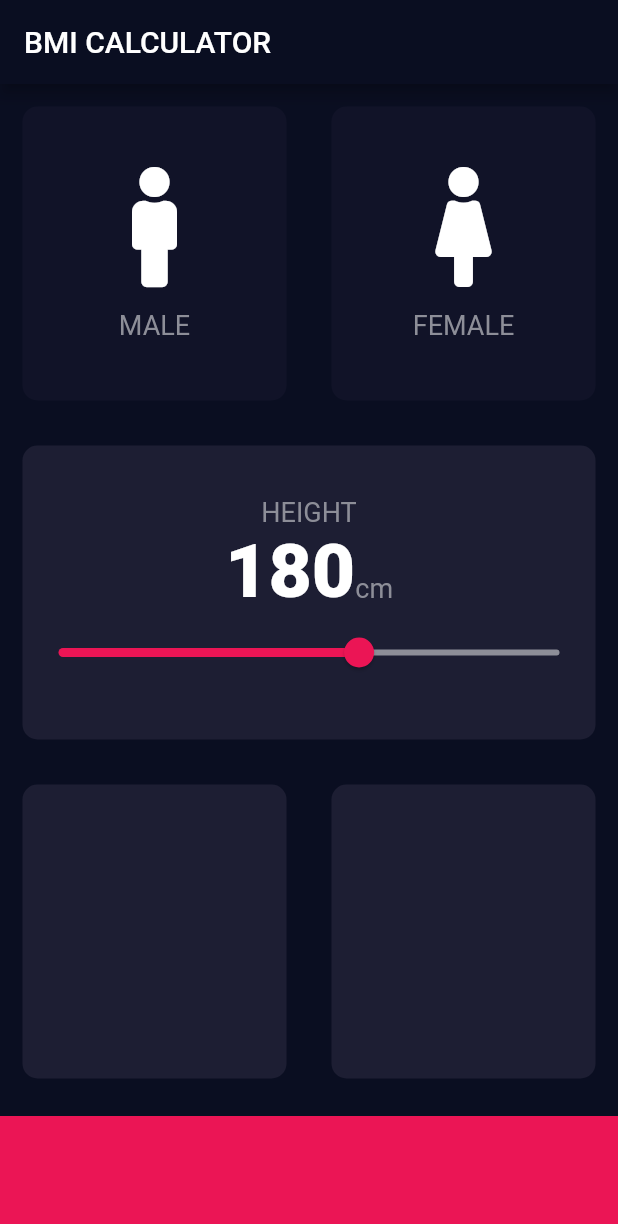
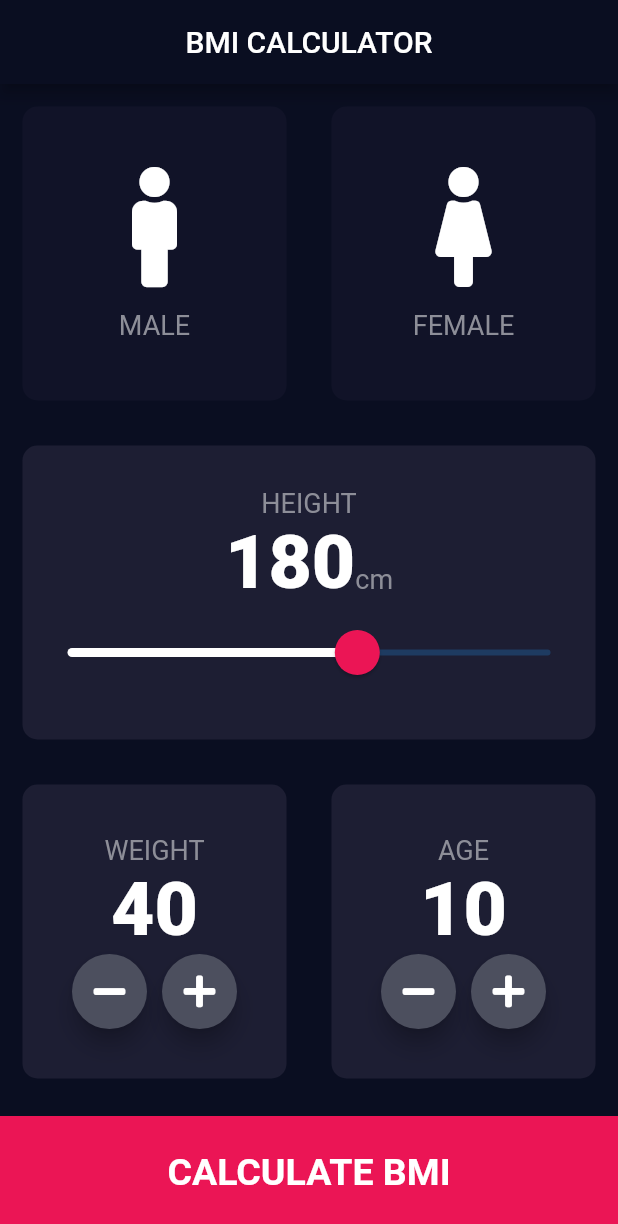
Before and after one commit to forkanju/BMICalculator-Flutter, a Flutter app: the screen it shows after launch, on a phone screen of 412 x 824 dp. Shown: the top 1224 px of the screen. Run offline on Flutter 3.47's test engine with Material 2 defaults, Android fonts, the phone set to English and light mode, and no system bars; our stand-ins replace font_awesome_flutter.

Commit message:
final commit

```diff
--- /dev/null
+++ b/lib/calculate_brain.dart
@@ -0,0 +1,37 @@
+import 'dart:math';
+
+class CalculatorBrain {
+  CalculatorBrain({this.height, this.weight});
+
+  final int height;
+  final int weight;
+
+  double _bmi;
+
+  String calculateBMI() {
+     _bmi = weight / pow(height / 100,
+        2); //height input in cm. by deviding 100 transfer into meter.
+    return _bmi.toStringAsFixed(1);
+  }
+
+  String getResult() {
+    if (_bmi >= 25) {
+      return 'Overweight';
+    } else if (_bmi > 18.5) {
+      return 'Normal';
+    } else {
+      return 'Underweight';
+    }
+  }
+
+
+String getInterpretation(){
+  if (_bmi >= 25) {
+    return 'You have a higher than normal body weight. Try to exercise more.';
+  } else if (_bmi > 18.5) {
+    return 'You have a normal body weight. Good job!';
+  } else {
+    return 'You have a lower than normal body weight. You can eat a bit more.';
+  }
+}
+}
--- /dev/null
+++ b/lib/components/bottom_button.dart
@@ -0,0 +1,29 @@
+import 'package:flutter/material.dart';
+import '../constants.dart';
+
+class BottomButton extends StatelessWidget {
+  BottomButton({@required this.onTap, @required this.buttonTitle});
+
+  final Function onTap;
+  final String buttonTitle;
+
+  @override
+  Widget build(BuildContext context) {
+    return GestureDetector(
+      onTap: onTap,
+      child: Container(
+        child: Center(
+            child: Text(
+          buttonTitle,
+          style: kLeargeButtonTextStyle,
+        )),
+        color: kBottomContainerColor,
+        margin: EdgeInsets.only(top: 10.0),
+        padding: EdgeInsets.only(bottom: 5.0),
+        width: double.infinity,
+        height:
+            kBottomContainerHeight, //declared a const variable top of the class
+      ),
+    );
+  }
+}
--- a/lib/icon_content.dart
+++ b/lib/components/icon_content.dart
@@ -1,5 +1,5 @@
 import 'package:flutter/material.dart';
-import 'constants.dart';
+import 'package:bmi_calculator_flutter/constants.dart';
 
 
 class IconContent extends StatelessWidget {
--- /dev/null
+++ b/lib/components/round_icon_button.dart
@@ -0,0 +1,20 @@
+import 'package:flutter/material.dart';
+
+class RoundIconButton extends StatelessWidget {
+  RoundIconButton({@required this.icon, @required this.onPressed});
+
+  final IconData icon;
+  final Function onPressed;
+
+  @override
+  Widget build(BuildContext context) {
+    return RawMaterialButton(
+      child: Icon(icon),
+      onPressed: onPressed,
+      elevation: 6.0,
+      constraints: BoxConstraints.tightFor(width: 50.0, height: 50.0),
+      shape: CircleBorder(),
+      fillColor: Color(0xFF4C4F5E),
+    );
+  }
+}
--- a/lib/constants.dart
+++ b/lib/constants.dart
@@ -1,3 +1,4 @@
+import 'package:flutter/cupertino.dart';
 import 'package:flutter/material.dart';
 
 const kBottomContainerHeight = 80.0;
@@ -10,5 +11,29 @@ const kLabelTextStyle = TextStyle(
   color: Color(0xFF8D8E98),
 );
 
-const kNumberTextStyle = TextStyle(
-    fontSize: 50.0, fontWeight: FontWeight.w900);
+const kNumberTextStyle = TextStyle(fontSize: 50.0, fontWeight: FontWeight.w900);
+
+const kLeargeButtonTextStyle = TextStyle(
+  fontSize: 25.0,
+  fontWeight: FontWeight.bold,
+);
+
+const kTitleTextStyle = TextStyle(
+  fontSize: 40.0,
+  fontWeight: FontWeight.bold,
+);
+
+const kResultTextStyle = TextStyle(
+  color: Color(0xFF24D876),
+  fontSize: 22.0,
+  fontWeight: FontWeight.bold
+);
+
+const kBMITextStyle = TextStyle(
+  fontSize: 100.0,
+  fontWeight: FontWeight.bold
+);
+
+const kBodyTextStyle = TextStyle(
+  fontSize: 22.0
+);
--- a/lib/input_page.dart
+++ /dev/null
@@ -1,156 +0,0 @@
-import 'reusable_card.dart';
-import 'package:flutter/material.dart';
-import 'package:font_awesome_flutter/font_awesome_flutter.dart';
-import 'icon_content.dart';
-import 'constants.dart';
-
-enum Gender {
-  male,
-  female,
-}
-
-class InputPage extends StatefulWidget {
-  @override
-  _InputPageState createState() => _InputPageState();
-}
-
-class _InputPageState extends State<InputPage> {
-  Gender selectedGender;
-  int height = 180;
-
-  //ALL OF CODE HERE COMMENTED OUT BECAUSE ON TAP FUNCTION HAS USED TERNARY OPERATOR INSTEAD IF/ELSE STATEMENT
-  // Color maleCardColor = inactiveCardColor;
-  // Color femaleCardColor = inactiveCardColor;
-
-  // void updateColor(Gender selectedGender) {
-  //   //male card pressed
-  //   if (selectedGender == Gender.male) {
-  //     if (maleCardColor == inactiveCardColor) {
-  //       maleCardColor = activeCardColor;
-  //       femaleCardColor = inactiveCardColor;
-  //     } else {
-  //       maleCardColor = inactiveCardColor;
-  //     }
-  //   }
-  //   //female card pressed
-  //   if (selectedGender == Gender.female){
-  //     if (femaleCardColor == inactiveCardColor) {
-  //       femaleCardColor = activeCardColor;
-  //       maleCardColor = inactiveCardColor;
-  //     } else {
-  //       femaleCardColor = inactiveCardColor;
-  //     }
-  //   }
-  // }
-
-  @override
-  Widget build(BuildContext context) {
-    return Scaffold(
-        appBar: AppBar(
-          title: Text('BMI CALCULATOR'),
-        ),
-        body: Column(
-          crossAxisAlignment: CrossAxisAlignment.stretch,
-          children: <Widget>[
-            Expanded(
-                child: Row(
-              children: <Widget>[
-                Expanded(
-                  child: ReusableCard(
-                    onPress: () {
-                      setState(() {
-                        selectedGender = Gender.male;
-                      });
-                    },
-                    mColor: selectedGender == Gender.male
-                        ? kActiveCardColor
-                        : kInactiveCardColor,
-                    cardChild: IconContent(
-                      icon: FontAwesomeIcons.male,
-                      label: 'MALE',
-                    ),
-                  ),
-                ),
-                Expanded(
-                  child: ReusableCard(
-                    onPress: () {
-                      setState(() {
-                        selectedGender = Gender.female;
-                      });
-                    },
-                    mColor: selectedGender == Gender.female
-                        ? kActiveCardColor
-                        : kInactiveCardColor,
-                    cardChild: IconContent(
-                      icon: FontAwesomeIcons.female,
-                      label: 'FEMALE',
-                    ),
-                  ),
-                ),
-              ],
-            )),
-            Expanded(
-              child: ReusableCard(
-                mColor: kActiveCardColor,
-                cardChild: Column(
-                  mainAxisAlignment: MainAxisAlignment.center,
-                  children: <Widget>[
-                    Text(
-                      'HEIGHT',
-                      style: kLabelTextStyle,
-                    ),
-                    Row(
-                      mainAxisAlignment: MainAxisAlignment.center,
-                      crossAxisAlignment: CrossAxisAlignment.baseline,
-                      textBaseline: TextBaseline.alphabetic,
-                      children: <Widget>[
-                        Text(height.toString(), style: kNumberTextStyle),
-                        Text(
-                          'cm',
-                          style: kLabelTextStyle,
-                        )
-                      ],
-                    ),
-                    Slider(
-                      value: height.toDouble(),
-                      min: 120.0,
-                      max: 220.0,
-                      activeColor: Color(0xFFEB1555),
-                      inactiveColor: Color(0xFF8D8E98),
-                      onChanged: (double newValue){
-                        setState(() {
-                          height = newValue.round();
-                        });
-
-                      },
-                    )
-                  ],
-                ),
-              ),
-            ),
-            Expanded(
-                child: Row(
-              children: <Widget>[
-                Expanded(
-                  child: ReusableCard(
-                    mColor: kActiveCardColor,
-                  ),
-                ),
-                Expanded(
-                  child: ReusableCard(
-                    mColor: kActiveCardColor,
-                  ),
-                ),
-              ],
-            )),
-            Container(
-              color: kBottomContainerColor,
-              margin: EdgeInsets.only(top: 10.0),
-              width: double.infinity,
-              height:
-                  kBottomContainerHeight, //declared a const variable top of the class
-            )
-          ],
-        ));
-  }
-}
--- a/lib/main.dart
+++ b/lib/main.dart
@@ -1,5 +1,5 @@
 import 'package:flutter/material.dart';
-import 'package:bmi_calculator_flutter/input_page.dart';
+import 'file:///F:/Flutter_Udemy/bmi_calculator_flutter/lib/screens/input_page.dart';
 
 void main() => runApp(BMICalculator());
 
@@ -8,6 +8,13 @@ class BMICalculator extends StatelessWidget {
   Widget build(BuildContext context) {
     return MaterialApp(
       theme: ThemeData.dark().copyWith(
+        sliderTheme: SliderTheme.of(context).copyWith(
+            activeTrackColor: Colors.white,
+            thumbColor: Color(0xFFEB1555),
+            overlayColor: Color(0x29EB1555),
+            thumbShape: RoundSliderThumbShape(enabledThumbRadius: 15.0),
+            overlayShape: RoundSliderOverlayShape(overlayRadius: 30.0)
+        ),
         primaryColor: Color(0XFF0A0E21),
         scaffoldBackgroundColor: Color(0XFF0A0E21),
       ),
--- /dev/null
+++ b/lib/screens/input_page.dart
@@ -0,0 +1,231 @@
+import 'package:bmi_calculator_flutter/screens/results_page.dart';
+import 'package:flutter/material.dart';
+import 'package:font_awesome_flutter/font_awesome_flutter.dart';
+
+import '../constants.dart';
+import 'package:bmi_calculator_flutter/components/icon_content.dart';
+import 'package:bmi_calculator_flutter/components/reusable_card.dart';
+import 'package:bmi_calculator_flutter/components/bottom_button.dart';
+import 'package:bmi_calculator_flutter/components/round_icon_button.dart';
+import 'package:bmi_calculator_flutter/calculate_brain.dart';
+
+
+enum Gender {
+  male,
+  female,
+}
+
+class InputPage extends StatefulWidget {
+  @override
+  _InputPageState createState() => _InputPageState();
+}
+
+class _InputPageState extends State<InputPage> {
+  Gender selectedGender;
+  int height = 180;
+  int weight = 40;
+  int age = 10;
+
+  @override
+  Widget build(BuildContext context) {
+    return Scaffold(
+        appBar: AppBar(
+          title: Center(child: Text('BMI CALCULATOR')),
+        ),
+        body: Column(
+          crossAxisAlignment: CrossAxisAlignment.stretch,
+          children: <Widget>[
+            Expanded(
+                child: Row(
+              children: <Widget>[
+                Expanded(
+                  child: ReusableCard(
+                    onPress: () {
+                      setState(() {
+                        selectedGender = Gender.male;
+                      });
+                    },
+                    mColor: selectedGender == Gender.male
+                        ? kActiveCardColor
+                        : kInactiveCardColor,
+                    cardChild: IconContent(
+                      icon: FontAwesomeIcons.male,
+                      label: 'MALE',
+                    ),
+                  ),
+                ),
+                Expanded(
+                  child: ReusableCard(
+                    onPress: () {
+                      setState(() {
+                        selectedGender = Gender.female;
+                      });
+                    },
+                    mColor: selectedGender == Gender.female
+                        ? kActiveCardColor
+                        : kInactiveCardColor,
+                    cardChild: IconContent(
+                      icon: FontAwesomeIcons.female,
+                      label: 'FEMALE',
+                    ),
+                  ),
+                ),
+              ],
+            )),
+            Expanded(
+              child: ReusableCard(
+                mColor: kActiveCardColor,
+                cardChild: Column(
+                  mainAxisAlignment: MainAxisAlignment.center,
+                  children: <Widget>[
+                    Text(
+                      'HEIGHT',
+                      style: kLabelTextStyle,
+                    ),
+                    Row(
+                      mainAxisAlignment: MainAxisAlignment.center,
+                      crossAxisAlignment: CrossAxisAlignment.baseline,
+                      textBaseline: TextBaseline.alphabetic,
+                      children: <Widget>[
+                        Text(height.toString(), style: kNumberTextStyle),
+                        Text(
+                          'cm',
+                          style: kLabelTextStyle,
+                        )
+                      ],
+                    ),
+                    SliderTheme(
+                      data: SliderTheme.of(context).copyWith(
+                          inactiveTickMarkColor: Color(0xFF8D8E98),
+                          activeTrackColor: Colors.white,
+                          thumbColor: Color(0xFFEB1555),
+                          overlayColor: Color(0x29EB1555),
+                          thumbShape:
+                              RoundSliderThumbShape(enabledThumbRadius: 15.0),
+                          overlayShape:
+                              RoundSliderOverlayShape(overlayRadius: 30.0)),
+                      child: Slider(
+                        value: height.toDouble(),
+                        min: 120.0,
+                        max: 220.0,
+                        onChanged: (double newValue) {
+                          setState(() {
+                            height = newValue.round();
+                          });
+                        },
+                      ),
+                    )
+                  ],
+                ),
+              ),
+            ),
+            Expanded(
+                child: Row(
+              children: <Widget>[
+                Expanded(
+                  child: ReusableCard(
+                    mColor: kActiveCardColor,
+                    cardChild: Column(
+                      mainAxisAlignment: MainAxisAlignment.center,
+                      children: <Widget>[
+                        Text(
+                          'WEIGHT',
+                          style: kLabelTextStyle,
+                        ),
+                        Text(
+                          weight.toString(),
+                          style: kNumberTextStyle,
+                        ),
+                        Row(
+                          mainAxisAlignment: MainAxisAlignment.center,
+                          children: [
+                            RoundIconButton(
+                                icon: FontAwesomeIcons.minus,
+                                onPressed: () {
+                                  setState(() {
+                                    weight--;
+                                  });
+                                }),
+                            SizedBox(
+                              width: 10.0,
+                            ),
+                            RoundIconButton(
+                              icon: FontAwesomeIcons.plus,
+                              onPressed: () {
+                                setState(() {
+                                  weight++;
+                                });
+                              },
+                            ),
+                          ],
+                        ),
+                      ],
+                    ),
+                  ),
+                ),
+                Expanded(
+                  child: ReusableCard(
+                    mColor: kActiveCardColor,
+                    cardChild: Column(
+                      mainAxisAlignment: MainAxisAlignment.center,
+                      children: <Widget>[
+                        Text(
+                          'AGE',
+                          style: kLabelTextStyle,
+                        ),
+                        Text(
+                          age.toString(),
+                          style: kNumberTextStyle,
+                        ),
+                        Row(
+                          mainAxisAlignment: MainAxisAlignment.center,
+                          children: [
+                            RoundIconButton(
+                                icon: FontAwesomeIcons.minus,
+                                onPressed: () {
+                                  setState(() {
+                                    age--;
+                                  });
+                                }),
+                            SizedBox(
+                              width: 10.0,
+                            ),
+                            RoundIconButton(
+                              icon: FontAwesomeIcons.plus,
+                              onPressed: () {
+                                setState(() {
+                                  age++;
+                                });
+                              },
+                            ),
+                          ],
+                        ),
+                      ],
+                    ),
+                  ),
+                ),
+              ],
+            )),
+            BottomButton(
+              buttonTitle: 'CALCULATE BMI',
+              onTap: () {
+
+                CalculatorBrain calc = CalculatorBrain(height: height, weight: weight);
+
+
+                Navigator.push(
+                  context,
+                  MaterialPageRoute(
+                    builder: (context) => ResultPage(
+                      bmiResult: calc.calculateBMI(),
+                      resultText: calc.getResult(),
+                      interpretation: calc.getInterpretation(),
+                    ),
+                  ),
+                );
+              },
+            )
+          ],
+        ));
+  }
+}
--- a/pubspec.yaml
+++ b/pubspec.yaml
@@ -13,7 +13,6 @@ environment:
 dependencies:
   flutter:
     sdk: flutter
-
 
   # The following adds the Cupertino Icons font to your application.
   # Use with the CupertinoIcons class for iOS style icons.
```
Also changed, not shown: lib/screens/results_page.dart (added, +69 -0 lines), lib/components/reusable_card.dart (renamed from lib/reusable_card.dart).
